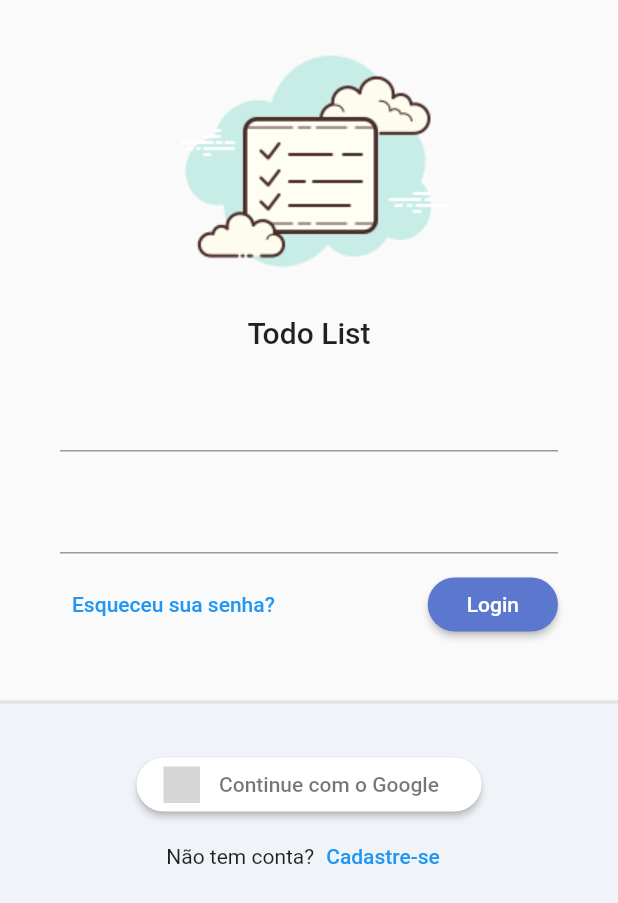
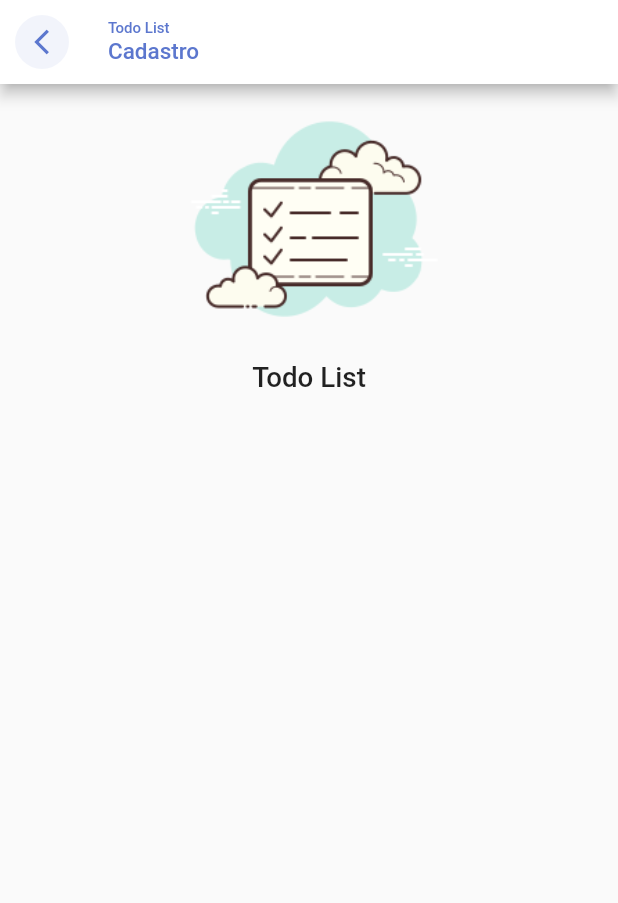
Before and after one commit to juanverass/hands_on_provider_e_sqlite, a Flutter app: the screen it shows after launch, after a tap on "Cadastre-se", on a phone screen of 412 x 824 dp. Shown: the top 903 px of the screen. Run offline on Flutter 3.47's test engine with Material 2 defaults, Android fonts, the phone set to English and light mode, and no system bars; our stand-ins replace flutter_signin_button, google_fonts, sqflite, sqflite_common, synchronized; accounts and stored records are empty; Roboto replaces fonts that are missing (Mandali); grey boxes are pictures that could not be loaded.

Commit message:
Finalizando customização do textFormField

```diff
--- /dev/null
+++ b/lib/app/core/ui/todo_list_icons.dart
@@ -0,0 +1,30 @@
+/// Flutter icons TodoListIcons
+/// Copyright (C) 2023 by original authors @ fluttericon.com, fontello.com
+/// This font was generated by FlutterIcon.com, which is derived from Fontello.
+///
+/// To use this font, place it in your fonts/ directory and include the
+/// following in your pubspec.yaml
+///
+/// flutter:
+///   fonts:
+///    - family:  TodoListIcons
+///      fonts:
+///       - asset: fonts/TodoListIcons.ttf
+///
+///
+/// * Font Awesome 5, Copyright (C) 2016 by Dave Gandy
+///         Author:    Dave Gandy
+///         License:   SIL (https://github.com/FortAwesome/Font-Awesome/blob/master/LICENSE.txt)
+///         Homepage:  http://fortawesome.github.com/Font-Awesome/
+///
+import 'package:flutter/widgets.dart';
+
+class TodoListIcons {
+  TodoListIcons._();
+
+  static const _kFontFam = 'TodoListIcons';
+  static const String? _kFontPkg = null;
+
+  static const IconData eye = IconData(0xf06e, fontFamily: _kFontFam, fontPackage: _kFontPkg);
+  static const IconData eye_slash = IconData(0xf070, fontFamily: _kFontFam, fontPackage: _kFontPkg);
+}
--- /dev/null
+++ b/lib/app/core/widgets/todo_list_field.dart
@@ -0,0 +1,68 @@
+import 'package:flutter/material.dart';
+import 'package:todo_list_provider/app/core/ui/todo_list_icons.dart';
+
+class TodoListField extends StatelessWidget {
+  final String label;
+  final IconButton? suffixIconButton;
+  final bool obscureText;
+  final ValueNotifier<bool> obscureTextVN;
+  final TextEditingController? controller;
+  final FormFieldValidator<String>? validator;
+  final FocusNode? focusNode;
+
+  TodoListField({
+    Key? key,
+    required this.label,
+    this.suffixIconButton,
+    this.obscureText = false,
+    this.controller,
+    this.validator,
+    this.focusNode,
+  })  : assert(
+          obscureText == true ? suffixIconButton == null : true,
+          'ObscureText não pode ser enviado em conjunto com suffixIconButtom',
+        ),
+        obscureTextVN = ValueNotifier(obscureText),
+        super(key: key);
+
+  @override
+  Widget build(BuildContext context) {
+    return ValueListenableBuilder<bool>(
+      valueListenable: obscureTextVN,
+      builder: (_, obscureTextValue, child) {
+        return TextFormField(
+          controller: controller,
+          validator: validator,
+          focusNode: focusNode,
+          decoration: InputDecoration(
+            labelText: label,
+            labelStyle: const TextStyle(fontSize: 15, color: Colors.black),
+            border: OutlineInputBorder(
+              borderRadius: BorderRadius.circular(30),
+            ),
+            errorBorder: OutlineInputBorder(
+              borderRadius: BorderRadius.circular(30),
+              borderSide: const BorderSide(color: Colors.red),
+            ),
+            isDense: true,
+            suffixIcon: suffixIconButton ??
+                (obscureText == true
+                    ? IconButton(
+                        icon: Icon(
+                          !obscureTextValue
+                              ? TodoListIcons.eye_slash
+                              : TodoListIcons.eye,
+                          size: 15,
+                        ),
+                        onPressed: () {
+                          obscureTextVN.value = !obscureTextValue;
+                        },
+                      )
+                    : null),
+          ),
+          obscureText: obscureTextValue,
+        );
+      },
+    );
+  }
+}
--- a/lib/app/modules/auth/auth_module.dart
+++ b/lib/app/modules/auth/auth_module.dart
@@ -2,6 +2,8 @@ import 'package:provider/provider.dart';
 import 'package:todo_list_provider/app/core/modules/todo_list_module.dart';
 import 'package:todo_list_provider/app/modules/auth/login/login_controller.dart';
 import 'package:todo_list_provider/app/modules/auth/login/login_page.dart';
+import 'package:todo_list_provider/app/modules/auth/register/register_controller.dart';
+import 'package:todo_list_provider/app/modules/auth/register/register_page.dart';
 
 class AuthModule extends TodoListModule {
   AuthModule()
@@ -9,7 +11,11 @@ class AuthModule extends TodoListModule {
           ChangeNotifierProvider(
             create: (_) => LoginController(),
           ),
+          ChangeNotifierProvider(
+            create: (_) => RegisterController(),
+          ),
         ], routers: {
           '/login': (context) => const LoginPage(),
+          '/register': (context) => const RegisterPage(),
         });
 }
--- a/lib/app/modules/auth/login/login_page.dart
+++ b/lib/app/modules/auth/login/login_page.dart
@@ -1,5 +1,6 @@
 import 'package:flutter/material.dart';
 import 'package:flutter_signin_button/flutter_signin_button.dart';
+import 'package:todo_list_provider/app/core/widgets/todo_list_field.dart';
 import 'package:todo_list_provider/app/core/widgets/todo_list_logo.dart';
 
 class LoginPage extends StatelessWidget {
@@ -32,11 +33,16 @@ class LoginPage extends StatelessWidget {
                       child: Form(
                           child: Column(
                         children: [
-                          TextFormField(),
+                           TodoListField(
+                            label: 'E-mail',
+                          ),
                           const SizedBox(
                             height: 20,
                           ),
-                          TextFormField(),
+                           TodoListField(
+                            label: 'Senha',
+                            obscureText: true,
+                          ),
                           const SizedBox(
                             height: 10,
                           ),
@@ -98,7 +104,10 @@ class LoginPage extends StatelessWidget {
                               children: [
                                 const Text('Não tem conta?'),
                                 TextButton(
-                                  onPressed: () {},
+                                  onPressed: () {
+                                    Navigator.of(context)
+                                        .pushNamed('/register');
+                                  },
                                   child: const Text('Cadastre-se'),
                                 )
                               ],
--- /dev/null
+++ b/lib/app/modules/auth/register/register_controller.dart
@@ -0,0 +1,5 @@
+import 'package:flutter/material.dart';
+
+class RegisterController extends ChangeNotifier {
+
+}
--- /dev/null
+++ b/lib/app/modules/auth/register/register_page.dart
@@ -0,0 +1,70 @@
+import 'package:flutter/material.dart';
+import 'package:todo_list_provider/app/core/ui/theme_extensions.dart';
+import 'package:todo_list_provider/app/core/widgets/todo_list_logo.dart';
+
+class RegisterPage extends StatelessWidget {
+  const RegisterPage({Key? key}) : super(key: key);
+
+  @override
+  Widget build(BuildContext context) {
+    return Scaffold(
+      appBar: AppBar(
+        automaticallyImplyLeading: false,
+        backgroundColor: Colors.white,
+        title: Column(
+          crossAxisAlignment: CrossAxisAlignment.start,
+          children: [
+            Text(
+              'Todo List',
+              style: TextStyle(
+                fontSize: 10,
+                color: context.primaryColor,
+              ),
+            ),
+            Text(
+              'Cadastro',
+              style: TextStyle(
+                fontSize: 15,
+                color: context.primaryColor,
+              ),
+            ),
+          ],
+        ),
+        leading: IconButton(
+          onPressed: () {
+            Navigator.pop(context);
+          },
+          icon: ClipOval(
+            child: Container(
+              color: context.primaryColor.withAlpha(20),
+              padding: const EdgeInsets.all(8),
+              child: Icon(
+                Icons.arrow_back_ios_outlined,
+                size: 20,
+                color: context.primaryColor,
+              ),
+            ),
+          ),
+        ),
+      ),
+      body: ListView(
+        children: [
+          SizedBox(
+            height: MediaQuery.of(context).size.width * .5,
+            child: const FittedBox(
+              fit: BoxFit.fitHeight,
+              child: TodoListLogo(),
+            ),
+          ),
+          const Padding(
+            padding: EdgeInsets.symmetric(horizontal: 40, vertical: 20),
+            child: Form(child: Column(
+              children: [
+              ],
+            )),
+          ),
+        ],
+      ),
+    );
+  }
+}
```
Also changed, not shown: pubspec.yaml (+5 -5 lines), assets/fonts/TodoListIcons.ttf (added).
